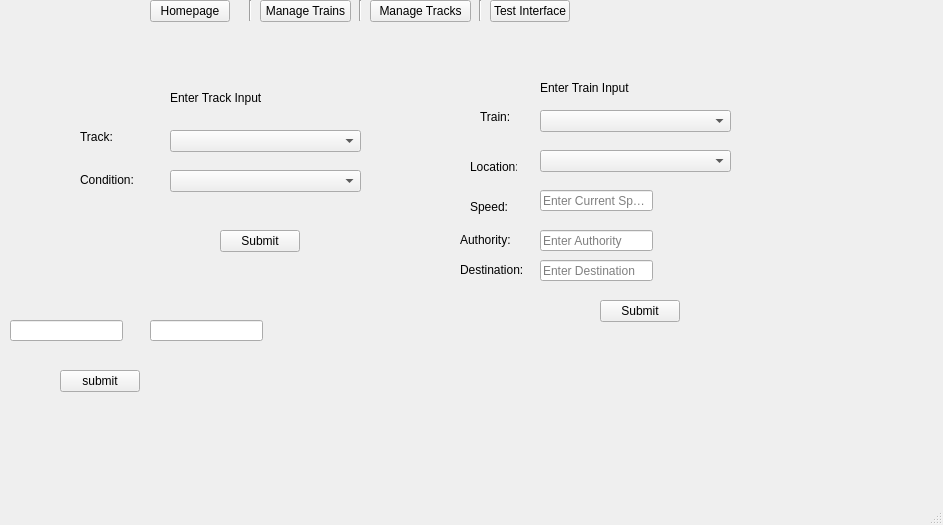
First picture: the form in CtcOffice/HomepageWindow.ui, repository joeschurer/ECE1140, before the edit.
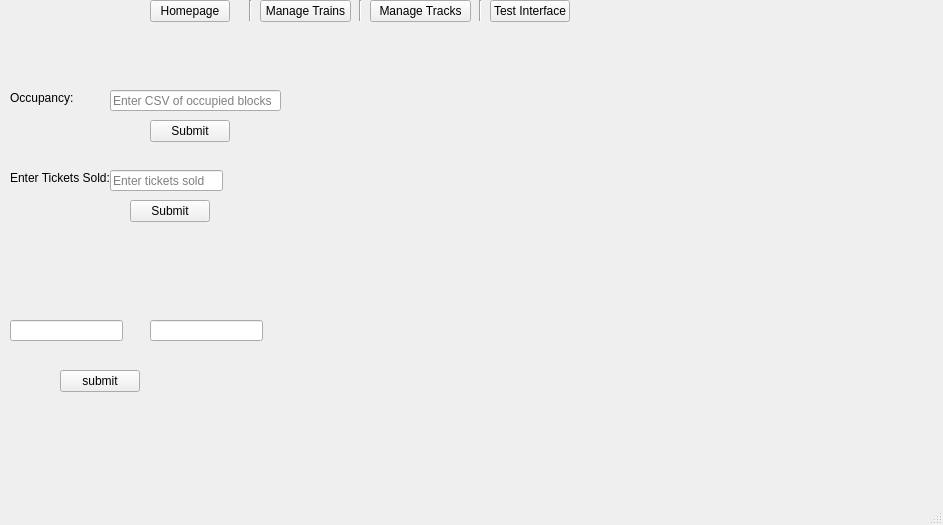
Second picture: the form after the edit. The open tabs and pages were chosen to show the change. Icons and pictures are not drawn.

Commit message: got rid of some buttons and code that is no longer used

The edit to the form file:
```diff
--- a/CtcOffice/HomepageWindow.ui
+++ b/CtcOffice/HomepageWindow.ui
@@ -695,240 +695,6 @@
      </widget>
     </widget>
     <widget class="QWidget" name="testInterfacePage">
-     <widget class="QComboBox" name="testTrackComboBox">
-      <property name="geometry">
-       <rect>
-        <x>190</x>
-        <y>80</y>
-        <width>191</width>
-        <height>22</height>
-       </rect>
-      </property>
-      <property name="placeholderText">
-       <string>Select Track</string>
-      </property>
-     </widget>
-     <widget class="QLabel" name="trackInputLabel">
-      <property name="geometry">
-       <rect>
-        <x>190</x>
-        <y>40</y>
-        <width>101</width>
-        <height>16</height>
-       </rect>
-      </property>
-      <property name="text">
-       <string>Enter Track Input</string>
-      </property>
-     </widget>
-     <widget class="QComboBox" name="testTrackConditionComboBox">
-      <property name="geometry">
-       <rect>
-        <x>190</x>
-        <y>120</y>
-        <width>191</width>
-        <height>22</height>
-       </rect>
-      </property>
-      <property name="placeholderText">
-       <string>Select Track</string>
-      </property>
-     </widget>
-     <widget class="QLabel" name="trackInputLabel_2">
-      <property name="geometry">
-       <rect>
-        <x>560</x>
-        <y>30</y>
-        <width>101</width>
-        <height>16</height>
-       </rect>
-      </property>
-      <property name="text">
-       <string>Enter Train Input</string>
-      </property>
-     </widget>
-     <widget class="QComboBox" name="testLocationComboBox">
-      <property name="geometry">
-       <rect>
-        <x>560</x>
-        <y>100</y>
-        <width>191</width>
-        <height>22</height>
-       </rect>
-      </property>
-      <property name="placeholderText">
-       <string>Select Location</string>
-      </property>
-     </widget>
-     <widget class="QComboBox" name="testTrainComboBox">
-      <property name="geometry">
-       <rect>
-        <x>560</x>
-        <y>60</y>
-        <width>191</width>
-        <height>22</height>
-       </rect>
-      </property>
-      <property name="placeholderText">
-       <string>Select Train</string>
-      </property>
-     </widget>
-     <widget class="QLineEdit" name="testSpeedLineEdit">
-      <property name="geometry">
-       <rect>
-        <x>560</x>
-        <y>140</y>
-        <width>113</width>
-        <height>21</height>
-       </rect>
-      </property>
-      <property name="placeholderText">
-       <string>Enter Current Speed</string>
-      </property>
-     </widget>
-     <widget class="QLineEdit" name="testAuthorityLineEdit">
-      <property name="geometry">
-       <rect>
-        <x>560</x>
-        <y>180</y>
-        <width>113</width>
-        <height>21</height>
-       </rect>
-      </property>
-      <property name="placeholderText">
-       <string>Enter Authority</string>
-      </property>
-     </widget>
-     <widget class="QLabel" name="label_4">
-      <property name="geometry">
-       <rect>
-        <x>500</x>
-        <y>60</y>
-        <width>47</width>
-        <height>14</height>
-       </rect>
-      </property>
-      <property name="text">
-       <string>Train:</string>
-      </property>
-     </widget>
-     <widget class="QLabel" name="label_5">
-      <property name="geometry">
-       <rect>
-        <x>490</x>
-        <y>110</y>
-        <width>47</width>
-        <height>14</height>
-       </rect>
-      </property>
-      <property name="text">
-       <string>Location:</string>
-      </property>
-     </widget>
-     <widget class="QLabel" name="label_6">
-      <property name="geometry">
-       <rect>
-        <x>490</x>
-        <y>150</y>
-        <width>47</width>
-        <height>14</height>
-       </rect>
-      </property>
-      <property name="text">
-       <string>Speed:</string>
-      </property>
-     </widget>
-     <widget class="QLabel" name="label_7">
-      <property name="geometry">
-       <rect>
-        <x>480</x>
-        <y>180</y>
-        <width>61</width>
-        <height>20</height>
-       </rect>
-      </property>
-      <property name="text">
-       <string>Authority:</string>
-      </property>
-     </widget>
-     <widget class="QPushButton" name="submitTestTrackInputButton">
-      <property name="geometry">
-       <rect>
-        <x>240</x>
-        <y>180</y>
-        <width>80</width>
-        <height>22</height>
-       </rect>
-      </property>
-      <property name="text">
-       <string>Submit</string>
-      </property>
-     </widget>
-     <widget class="QPushButton" name="submitTestTrainInputButton">
-      <property name="geometry">
-       <rect>
-        <x>620</x>
-        <y>250</y>
-        <width>80</width>
-        <height>22</height>
-       </rect>
-      </property>
-      <property name="text">
-       <string>Submit</string>
-      </property>
-     </widget>
-     <widget class="QLabel" name="label_8">
-      <property name="geometry">
-       <rect>
-        <x>100</x>
-        <y>80</y>
-        <width>47</width>
-        <height>14</height>
-       </rect>
-      </property>
-      <property name="text">
-       <string>Track:</string>
-      </property>
-     </widget>
-     <widget class="QLabel" name="label_9">
-      <property name="geometry">
-       <rect>
-        <x>100</x>
-        <y>120</y>
-        <width>101</width>
-        <height>20</height>
-       </rect>
-      </property>
-      <property name="text">
-       <string>Condition:</string>
-      </property>
-     </widget>
-     <widget class="QLineEdit" name="testDestinationLineEdit">
-      <property name="geometry">
-       <rect>
-        <x>560</x>
-        <y>210</y>
-        <width>113</width>
-        <height>21</height>
-       </rect>
-      </property>
-      <property name="placeholderText">
-       <string>Enter Destination</string>
-      </property>
-     </widget>
-     <widget class="QLabel" name="label_10">
-      <property name="geometry">
-       <rect>
-        <x>480</x>
-        <y>210</y>
-        <width>81</width>
-        <height>20</height>
-       </rect>
-      </property>
-      <property name="text">
-       <string>Destination:</string>
-      </property>
-     </widget>
      <widget class="QPushButton" name="submitBlockButton">
       <property name="geometry">
        <rect>
@@ -962,6 +728,84 @@
        </rect>
       </property>
      </widget>
+     <widget class="QLineEdit" name="testOccupancyLineEdit">
+      <property name="geometry">
+       <rect>
+        <x>130</x>
+        <y>40</y>
+        <width>171</width>
+        <height>21</height>
+       </rect>
+      </property>
+      <property name="placeholderText">
+       <string>Enter CSV of occupied blocks</string>
+      </property>
+     </widget>
+     <widget class="QLabel" name="label_4">
+      <property name="geometry">
+       <rect>
+        <x>30</x>
+        <y>40</y>
+        <width>71</width>
+        <height>16</height>
+       </rect>
+      </property>
+      <property name="text">
+       <string>Occupancy:</string>
+      </property>
+     </widget>
+     <widget class="QPushButton" name="submitTestOccupancyPushButton">
+      <property name="geometry">
+       <rect>
+        <x>170</x>
+        <y>70</y>
+        <width>80</width>
+        <height>22</height>
+       </rect>
+      </property>
+      <property name="text">
+       <string>Submit</string>
+      </property>
+     </widget>
+     <widget class="QLabel" name="label_5">
+      <property name="geometry">
+       <rect>
+        <x>30</x>
+        <y>120</y>
+        <width>101</width>
+        <height>16</height>
+       </rect>
+      </property>
+      <property name="text">
+       <string>Enter Tickets Sold:</string>
+      </property>
+     </widget>
+     <widget class="QLineEdit" name="testTicketsSoldLineEdit">
+      <property name="geometry">
+       <rect>
+        <x>130</x>
+        <y>120</y>
+        <width>113</width>
+        <height>21</height>
+       </rect>
+      </property>
+      <property name="placeholderText">
+       <string>Enter tickets sold</string>
+      </property>
+     </widget>
+     <widget class="QPushButton" name="SubmitTestTicketsSoldButton">
+      <property name="geometry">
+       <rect>
+        <x>150</x>
+        <y>150</y>
+        <width>80</width>
+        <height>22</height>
+       </rect>
+      </property>
+      <property name="text">
+       <string>Submit</string>
+      </property>
+     </widget>
     </widget>
    </widget>
    <widget class="QPushButton" name="homepageButton">
```
Left out of the diff: 33 changed lines with no effect on the pictures. The commit also changes 9 other files.
